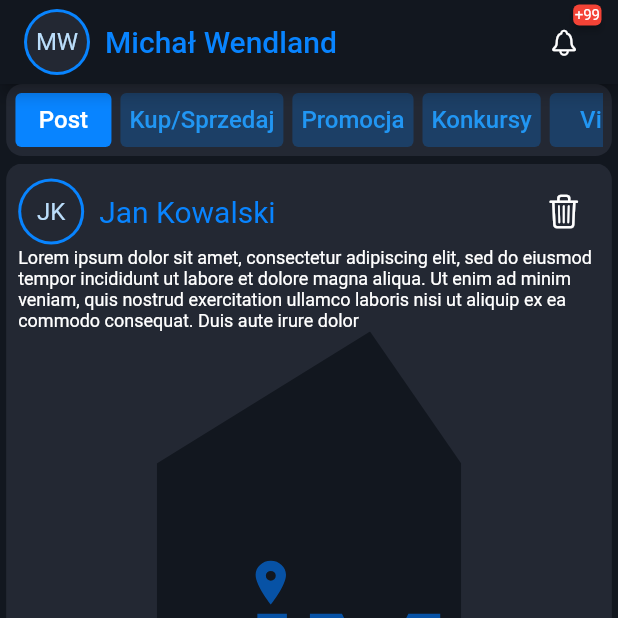
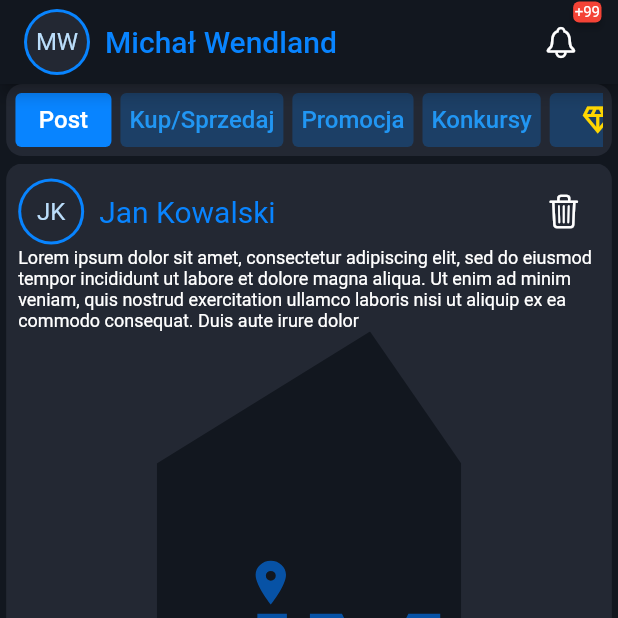
Before and after one commit to darthwentyl/noticeboard_app_flutter, a Flutter app: the MainPostsTableLayout screen opened directly, on a phone screen of 412 x 824 dp, the top half of it. Run offline on Flutter 3.47's test engine with Material 2 defaults, Android fonts, the light colour scheme and no system bars; drawn by our look-alikes of badges; our stand-ins replace auth_buttons, flutter_svg; Roboto replaces fonts that are missing (Cabin); project files that could hold a hidden picture were left out.

Commit message:
- remove info state, strings etc. - redesign vip category button etc.

```diff
--- a/lib/const/app_icons.dart
+++ b/lib/const/app_icons.dart
@@ -10,7 +10,7 @@ class AppIcons {
     IconData(0xF3E1,
         fontFamily: CupertinoIcons.iconFont,
         fontPackage: CupertinoIcons.iconFontPackage),
-    size: 20.0,
+    size: 24.0,
   );
   static const Icon heart = const Icon(
     IconData(0xf443,
@@ -26,4 +26,8 @@ class AppIcons {
         fontFamily: CupertinoIcons.iconFont,
         fontPackage: CupertinoIcons.iconFontPackage),
   );
+  static const Icon diamond = const Icon(
+    IconData(0xf05e7, fontFamily: 'MaterialIcons'),
+    color: Color(0xFFFFD700),
+  );
 }
--- a/lib/const/app_strings.dart
+++ b/lib/const/app_strings.dart
@@ -21,8 +21,6 @@ class ButtonStrings {
   static const String categoriesBuySell = "Kup/Sprzedaj";
   static const String categoriesPromotion = "Promocja";
   static const String categoriesContest = "Konkursy";
-  static const String categoriesVip = "Vip";
-  static const String categoriesInfo = "Info";
 }
 
 class ErrStrings {
--- a/lib/datas/widget_states.dart
+++ b/lib/datas/widget_states.dart
@@ -4,6 +4,5 @@ enum EWidgetStates {
   promotion,
   contest,
   vip,
-  info,
   bell,
 }
--- a/lib/layaout_elements/posts_table/categories.dart
+++ b/lib/layaout_elements/posts_table/categories.dart
@@ -1,5 +1,6 @@
 import 'package:flutter/material.dart';
 import 'package:noticeboard/const/app_colors.dart';
+import 'package:noticeboard/const/app_icons.dart';
 import 'package:noticeboard/const/app_strings.dart';
 import 'package:noticeboard/const/app_theme.dart';
 import 'package:noticeboard/datas/callback_types.dart';
@@ -38,8 +39,7 @@ class Categories extends StatelessWidget {
                       EWidgetStates.promotion),
                   _button(
                       ButtonStrings.categoriesContest, EWidgetStates.contest),
-                  _button(ButtonStrings.categoriesVip, EWidgetStates.vip),
-                  _button(ButtonStrings.categoriesInfo, EWidgetStates.info),
+                  _buttonWithIcon(AppIcons.diamond, EWidgetStates.vip),
                 ],
               ),
             ),
@@ -87,4 +87,36 @@ class Categories extends StatelessWidget {
       ),
     );
   }
+
+  _buttonWithIcon(Icon icon, EWidgetStates state) {
+    return _currState == state
+        ? _selectButtonWithIcon(icon, state)
+        : _unselectButtonWithIcon(icon, state);
+  }
+
+  _selectButtonWithIcon(Icon icon, state) {
+    return TextButton(
+      style: TextButton.styleFrom(
+        backgroundColor: AppColors.textButtonSelectBackground,
+        padding: const EdgeInsets.all(spacing),
+      ),
+      onPressed: () {
+        _setStateCallback(state);
+      },
+      child: icon,
+    );
+  }
+
+  _unselectButtonWithIcon(Icon icon, state) {
+    return TextButton(
+      style: TextButton.styleFrom(
+        backgroundColor: AppColors.textButtonBackground,
+        padding: const EdgeInsets.all(spacing),
+      ),
+      onPressed: () {
+        _setStateCallback(state);
+      },
+      child: icon,
+    );
+  }
 }
```
